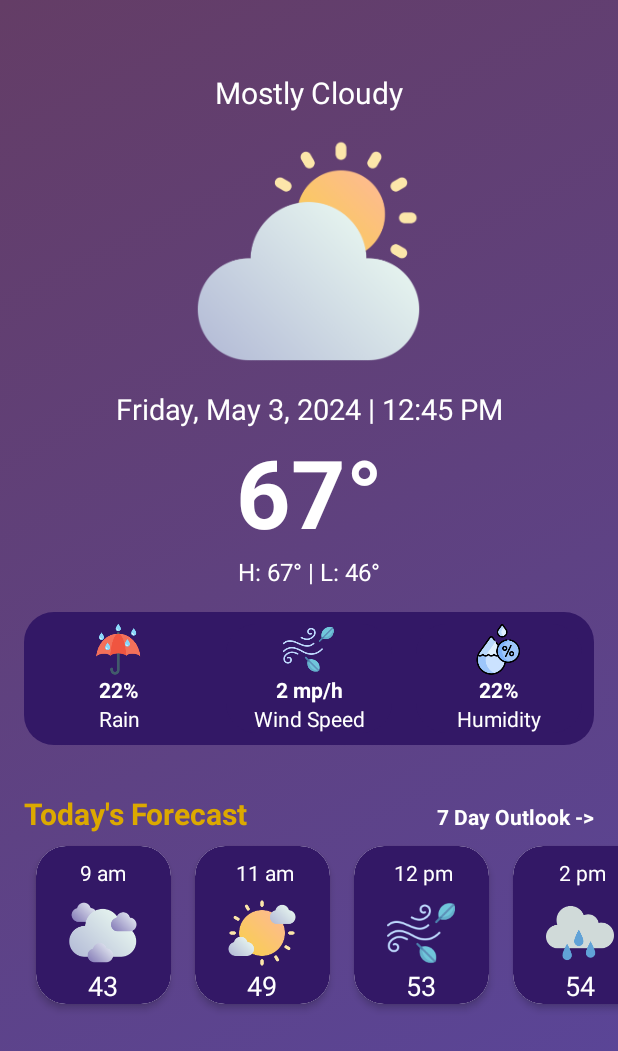
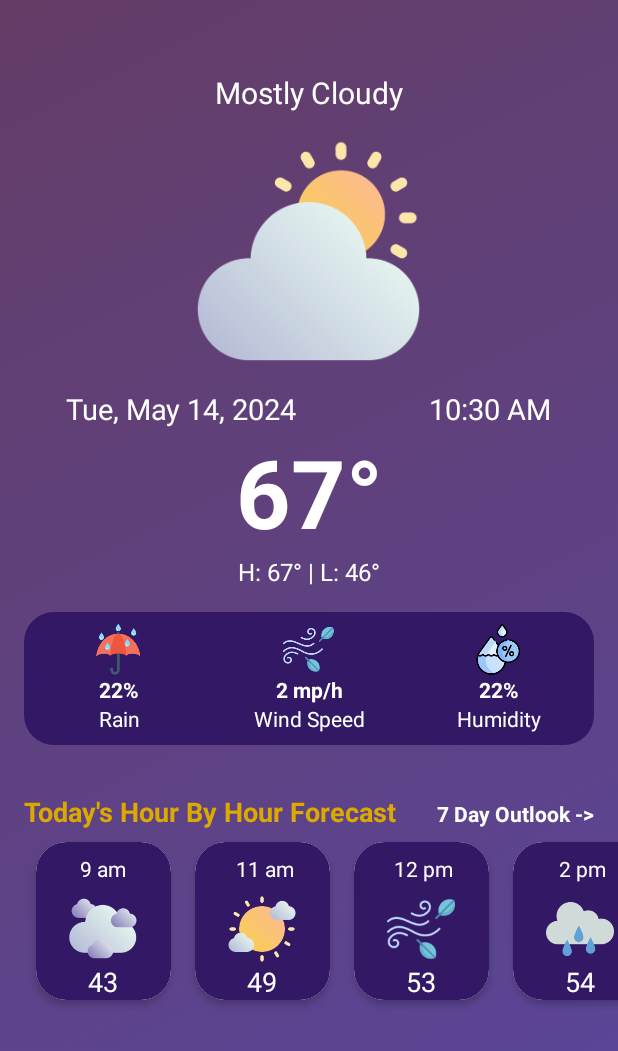
Before and after one commit to AngelHannah/AWeatherApp, an Android app: the screen it shows after launch (MainActivity), on a phone screen of 412 x 824 dp. Shown: the top 1051 px of the screen. Run offline under Robolectric (Android 15) with nearby library versions, the phone set to English and light mode, and no system bars.

Commit message:
Adding current date time functionality
Dashboard now displays the current date and time based on the device's date and time settings.

```diff
--- a/app/src/main/java/com/example/aweatherapp/Activities/MainActivity.java
+++ b/app/src/main/java/com/example/aweatherapp/Activities/MainActivity.java
@@ -17,12 +17,17 @@ import com.example.aweatherapp.Adapters.HourlyAdapter;
 import com.example.aweatherapp.Domains.Hourly;
 import com.example.aweatherapp.R;
 
+import java.text.SimpleDateFormat;
 import java.util.ArrayList;
+import java.util.Date;
 
 public class MainActivity extends AppCompatActivity {
 
+    //Fields
     private RecyclerView.Adapter adapterHourly;
     private RecyclerView recyclerView;
+    private TextView timeTxtV;
+    private TextView dateTxtV;
 
     @Override
     protected void onCreate(Bundle savedInstanceState) {
@@ -30,29 +35,58 @@ public class MainActivity extends AppCompatActivity {
         EdgeToEdge.enable(this);
         setContentView(R.layout.activity_main);
 
+        //Calling these to initialize the 7 day forecast button and the recyclerview for hour by hour
         initRecyclerView();
-        setVariable();
+        setWeeklyForecastBtn();
+        setDashboardDateTime();
     }
 
-    private void setVariable() {
+    //This handles setting up the function of the 7 day forecast button
+    private void setWeeklyForecastBtn() {
+        //Getting reference to the button
         TextView weeklyForecastBtn = findViewById(R.id.weeklyForecastBtn);
 
+        //This launches the future forecast activity when you press the 7 day forecast button
         weeklyForecastBtn.setOnClickListener(v -> startActivity(new Intent(MainActivity.this, FutureActivity.class)));
     }
 
+    //Handles initialization of the hour by hour forecast recycler view
     private void initRecyclerView() {
         ArrayList<Hourly> items = new ArrayList<>();
 
+        //This is just some random data to display
         items.add(new Hourly("9 am", 43, "cloudy"));
         items.add(new Hourly(" 11 am", 49, "sunny"));
         items.add(new Hourly(" 12 pm", 53, "wind"));
         items.add(new Hourly(" 2 pm", 54, "rainy"));
         items.add(new Hourly("4 pm", 48, "storm"));
 
+        //Get reference to recyclerview for hourly forecast
         recyclerView = findViewById(R.id.recyclerView1);
+        //Setting the layout manager for the recyclerview
         recyclerView.setLayoutManager(new LinearLayoutManager(this, LinearLayoutManager.HORIZONTAL,false));
 
         adapterHourly = new HourlyAdapter(items);
         recyclerView.setAdapter(adapterHourly);
     }
+
+    private void setDashboardDateTime(){
+        //Get references
+        timeTxtV = findViewById(R.id.dashboard_timeTxtV);
+        dateTxtV = findViewById(R.id.dashboard_dateTxtV);
+
+        //Variable for the date format
+        //This is the date formatter
+        SimpleDateFormat sDateFormat = new SimpleDateFormat("EEE, MMM d, yyyy");
+        //And the time formatter
+        SimpleDateFormat sTimeFormat = new SimpleDateFormat("h:m a");
+
+        //Formatting date and time into new variables to pass along
+        String currentDate = sDateFormat.format(new Date());
+        String currentTime = sTimeFormat.format(new Date());
+
+        //Setting the date and time here
+        timeTxtV.setText(currentTime);
+        dateTxtV.setText(currentDate);
+    }
 }
--- a/app/src/main/res/layout/activity_main.xml
+++ b/app/src/main/res/layout/activity_main.xml
@@ -40,15 +40,32 @@
                 android:layout_marginTop="16dp"
                 android:layout_gravity="center"/>
 
-            <TextView
-                android:id="@+id/dashboard_dateTimeTxtV"
+            <LinearLayout
                 android:layout_width="match_parent"
-                android:layout_height="wrap_content"
-                android:layout_marginTop="18dp"
-                android:text="Friday, May 3, 2024 | 12:45 PM"
-                android:textAlignment="center"
-                android:textColor="@color/white"
-                android:textSize="19sp" />
+                android:layout_height="match_parent"
+                android:orientation="horizontal"
+                >
+                <TextView
+                    android:id="@+id/dashboard_dateTxtV"
+                    android:layout_width="wrap_content"
+                    android:layout_height="wrap_content"
+                    android:layout_marginTop="18dp"
+                    android:text="Friday, May 3, 2024"
+                    android:textAlignment="center"
+                    android:layout_weight="0.5"
+                    android:textColor="@color/white"
+                    android:textSize="19sp" />
+                <TextView
+                    android:id="@+id/dashboard_timeTxtV"
+                    android:layout_width="wrap_content"
+                    android:layout_height="wrap_content"
+                    android:layout_marginTop="18dp"
+                    android:text="12:30 PM"
+                    android:textAlignment="center"
+                    android:layout_weight="0.5"
+                    android:textColor="@color/white"
+                    android:textSize="19sp" />
+            </LinearLayout>
 
             <TextView
                 android:id="@+id/dashboard_currentTempTxtV"
@@ -198,9 +215,9 @@
                     android:layout_height="wrap_content"
                     android:layout_marginStart="16dp"
                     android:layout_weight="1"
-                    android:text="Today's Forecast"
+                    android:text="Today's Hour By Hour Forecast"
                     android:textColor="#DCA900"
-                    android:textSize="20sp"
+                    android:textSize="18sp"
                     android:textStyle="bold" />
 
                 <TextView
```
